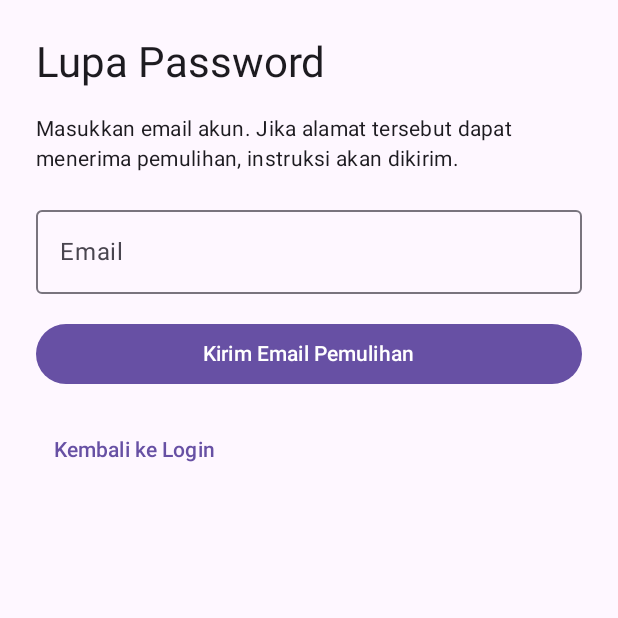
After one commit to Yuratama1/0136_MelodyApp, an Android app built with Jetpack Compose: the ForgotPasswordScreen screen opened through its navigation route, on a phone screen of 412 x 824 dp, the top half of it. The commit adds this screen. Run offline under Robolectric (Android 15) with nearby library versions, the phone set to English and light mode, and no system bars; our stand-ins replace Dagger/Hilt's generated code.

Commit message:
feat: add forgot and reset password screens

```diff
--- a/app/src/main/java/com/example/melody/app/navigation/MelodyNavHost.kt
+++ b/app/src/main/java/com/example/melody/app/navigation/MelodyNavHost.kt
@@ -9,6 +9,8 @@ import androidx.navigation.compose.composable
 import androidx.navigation.navArgument
 import com.example.melody.feature.auth.AuthViewModel
 import com.example.melody.feature.auth.login.LoginScreen
+import com.example.melody.feature.auth.recovery.ForgotPasswordScreen
+import com.example.melody.feature.auth.recovery.ResetPasswordScreen
 import com.example.melody.feature.home.HomeScreen
 import com.example.melody.feature.library.LibraryScreen
 import com.example.melody.feature.profile.ProfileScreen
@@ -40,9 +42,42 @@ fun MelodyNavHost(
             LoginScreen(
                 viewModel = authViewModel,
                 onRegisterClick = { navController.navigate(AuthRoute.Register) },
+                onForgotPasswordClick = { navController.navigate(AuthRoute.ForgotPassword) },
                 onLoginSuccess = {
                     navController.navigate(MelodyRoute.Home.route) {
                         popUpTo(MelodyRoute.Home.route) { inclusive = false }
+                        launchSingleTop = true
+                    }
+                },
+            )
+        }
+        composable(AuthRoute.ForgotPassword) {
+            ForgotPasswordScreen(
+                viewModel = authViewModel,
+                onBackToLogin = {
+                    authViewModel.clearRecoveryState()
+                    navController.popBackStack()
+                },
+                onContinueToReset = { email ->
+                    navController.navigate("${AuthRoute.ResetPasswordBase}/${android.net.Uri.encode(email)}")
+                },
+            )
+        }
+        composable(
+            route = AuthRoute.ResetPassword,
+            arguments = listOf(navArgument(AuthRoute.EmailArgument) { type = NavType.StringType }),
+        ) { entry ->
+            val email = entry.arguments?.getString(AuthRoute.EmailArgument).orEmpty()
+            ResetPasswordScreen(
+                email = email,
+                viewModel = authViewModel,
+                onBack = {
+                    authViewModel.clearPasswordResetState()
+                    navController.popBackStack()
+                },
+                onResetSuccess = {
+                    navController.navigate(AuthRoute.Login) {
+                        popUpTo(AuthRoute.Login) { inclusive = true }
                         launchSingleTop = true
                     }
                 },
@@ -68,8 +103,11 @@ fun MelodyNavHost(
 
 object AuthRoute {
     const val Login = "login"
+    const val ForgotPassword = "forgot-password"
+    const val ResetPasswordBase = "reset-password"
+    const val EmailArgument = "email"
+    const val ResetPassword = "$ResetPasswordBase/{$EmailArgument}"
     const val Register = "register"
     const val VerifyEmailBase = "verify-email"
-    const val EmailArgument = "email"
     const val VerifyEmail = "$VerifyEmailBase/{$EmailArgument}"
 }
--- a/app/src/main/java/com/example/melody/feature/auth/login/LoginScreen.kt
+++ b/app/src/main/java/com/example/melody/feature/auth/login/LoginScreen.kt
@@ -36,6 +36,7 @@ import com.example.melody.feature.auth.AuthViewModel
 fun LoginScreen(
     viewModel: AuthViewModel,
     onRegisterClick: () -> Unit,
+    onForgotPasswordClick: () -> Unit,
     onLoginSuccess: () -> Unit,
     modifier: Modifier = Modifier,
 ) {
@@ -111,6 +112,9 @@ fun LoginScreen(
                 Text("Masuk")
             }
         }
+        TextButton(onClick = onForgotPasswordClick, enabled = !loading) {
+            Text("Lupa Password?")
+        }
         TextButton(onClick = onRegisterClick, enabled = !loading) {
             Text("Belum punya akun? Buat akun")
         }
--- /dev/null
+++ b/app/src/main/java/com/example/melody/feature/auth/recovery/ForgotPasswordScreen.kt
@@ -0,0 +1,102 @@
+package com.example.melody.feature.auth.recovery
+
+import androidx.compose.foundation.layout.Arrangement
+import androidx.compose.foundation.layout.Column
+import androidx.compose.foundation.layout.fillMaxSize
+import androidx.compose.foundation.layout.fillMaxWidth
+import androidx.compose.foundation.layout.height
+import androidx.compose.foundation.layout.padding
+import androidx.compose.foundation.rememberScrollState
+import androidx.compose.foundation.text.KeyboardOptions
+import androidx.compose.foundation.verticalScroll
+import androidx.compose.material3.Button
+import androidx.compose.material3.CircularProgressIndicator
+import androidx.compose.material3.MaterialTheme
+import androidx.compose.material3.OutlinedTextField
+import androidx.compose.material3.Text
+import androidx.compose.material3.TextButton
+import androidx.compose.runtime.Composable
+import androidx.compose.runtime.collectAsState
+import androidx.compose.runtime.getValue
+import androidx.compose.runtime.mutableStateOf
+import androidx.compose.runtime.remember
+import androidx.compose.runtime.setValue
+import androidx.compose.ui.Modifier
+import androidx.compose.ui.text.input.KeyboardType
+import androidx.compose.ui.unit.dp
+import com.example.melody.core.common.UiState
+import com.example.melody.feature.auth.AuthViewModel
+
+@Composable
+fun ForgotPasswordScreen(
+    viewModel: AuthViewModel,
+    onBackToLogin: () -> Unit,
+    onContinueToReset: (String) -> Unit,
+    modifier: Modifier = Modifier,
+) {
+    var email by remember { mutableStateOf("") }
+    val requestState by viewModel.recoveryRequestState.collectAsState()
+    val loading = requestState is UiState.Loading
+    val requested = requestState is UiState.Success
+    val errorMessage = (requestState as? UiState.Error)?.message
+
+    Column(
+        modifier = modifier
+            .fillMaxSize()
+            .verticalScroll(rememberScrollState())
+            .padding(24.dp),
+        verticalArrangement = Arrangement.spacedBy(16.dp),
+    ) {
+        Text("Lupa Password", style = MaterialTheme.typography.headlineMedium)
+        Text(
+            "Masukkan email akun. Jika alamat tersebut dapat menerima pemulihan, instruksi akan dikirim.",
+            style = MaterialTheme.typography.bodyMedium,
+        )
+        OutlinedTextField(
+            value = email,
+            onValueChange = { email = it; viewModel.clearRecoveryRequestState() },
+            modifier = Modifier.fillMaxWidth(),
+            label = { Text("Email") },
+            singleLine = true,
+            enabled = !loading && !requested,
+            keyboardOptions = KeyboardOptions(keyboardType = KeyboardType.Email),
+        )
+
+        if (errorMessage != null) {
+            Text(errorMessage, color = MaterialTheme.colorScheme.error, style = MaterialTheme.typography.bodyMedium)
+        }
+        if (requested) {
+            Text(
+                "Jika email dapat menerima pemulihan, periksa kotak masuk untuk mendapatkan kode OTP.",
+                color = MaterialTheme.colorScheme.primary,
+                style = MaterialTheme.typography.bodyMedium,
+            )
+            Button(
+                onClick = { onContinueToReset(email.trim()) },
+                modifier = Modifier.fillMaxWidth(),
+            ) {
+                Text("Masukkan Kode OTP")
+            }
+        } else {
+            Button(
+                onClick = { viewModel.requestPasswordRecovery(email) },
+                modifier = Modifier.fillMaxWidth(),
+                enabled = !loading,
+            ) {
+                if (loading) {
+                    CircularProgressIndicator(
+                        modifier = Modifier.height(20.dp),
+                        color = MaterialTheme.colorScheme.onPrimary,
+                        strokeWidth = 2.dp,
+                    )
+                    Text("Mengirim...")
+                } else {
+                    Text("Kirim Email Pemulihan")
+                }
+            }
+        }
+        TextButton(onClick = onBackToLogin, enabled = !loading) {
+            Text("Kembali ke Login")
+        }
+    }
+}
```
Also changed, not shown: app/src/main/java/com/example/melody/feature/auth/AuthViewModel.kt (+77 -0 lines), app/src/main/java/com/example/melody/feature/auth/PasswordRecoveryValidator.kt (added, +30 -0 lines), app/src/main/java/com/example/melody/feature/auth/recovery/ResetPasswordScreen.kt (added, +143 -0 lines).
